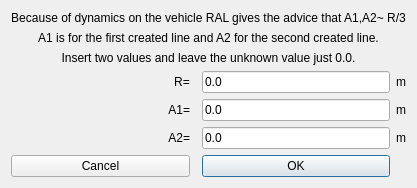
The window that src/OpenInfraPlatform/Forms/CreateLineClothoidClothoidLine.ui (bbrangeo/OpenInfraPlatform) describes before a commit, drawn with Qt 5.
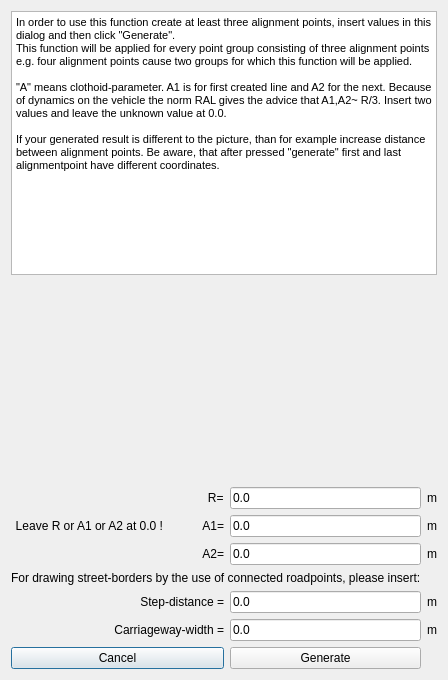
The same window after the commit.

The edit to the form file:
```diff
--- a/src/OpenInfraPlatform/Forms/CreateLineClothoidClothoidLine.ui
+++ b/src/OpenInfraPlatform/Forms/CreateLineClothoidClothoidLine.ui
@@ -6,104 +6,115 @@
    <rect>
     <x>0</x>
     <y>0</y>
-    <width>375</width>
-    <height>176</height>
+    <width>437</width>
+    <height>680</height>
    </rect>
   </property>
   <property name="windowTitle">
    <string>Create-Line-Clothoid-Clothoid-Line</string>
   </property>
   <layout class="QGridLayout" name="gridLayout">
-   <item row="5" column="3">
-    <widget class="QLabel" name="label_7">
+   <item row="14" column="0">
+    <widget class="QLabel" name="label_23">
      <property name="text">
+      <string>Carriageway-width =</string>
+     </property>
+     <property name="alignment">
+      <set>Qt::AlignRight|Qt::AlignTrailing|Qt::AlignVCenter</set>
+     </property>
+    </widget>
+   </item>
+   <item row="13" column="0">
+    <widget class="QLabel" name="label_22">
+     <property name="text">
+      <string>Step-distance =</string>
+     </property>
+     <property name="alignment">
+      <set>Qt::AlignRight|Qt::AlignTrailing|Qt::AlignVCenter</set>
+     </property>
+    </widget>
+   </item>
+   <item row="14" column="2">
+    <widget class="QLabel" name="label_18">
+     <property name="text">
       <string>m</string>
      </property>
     </widget>
    </item>
-   <item row="4" column="3">
-    <widget class="QLabel" name="label_6">
+   <item row="13" column="1">
+    <widget class="QLineEdit" name="lineEdit_d_2">
      <property name="text">
+      <string>0.0</string>
+     </property>
+    </widget>
+   </item>
+   <item row="13" column="2">
+    <widget class="QLabel" name="label_20">
+     <property name="text">
       <string>m</string>
      </property>
     </widget>
    </item>
-   <item row="3" column="3">
+   <item row="14" column="1">
+    <widget class="QLineEdit" name="lineEdit_c_2">
+     <property name="text">
+      <string>0.0</string>
+     </property>
+    </widget>
+   </item>
+   <item row="12" column="0" colspan="2">
+    <widget class="QLabel" name="label_17">
+     <property name="text">
+      <string>For drawing street-borders by the use of connected roadpoints, please insert:</string>
+     </property>
+    </widget>
+   </item>
+   <item row="9" column="2">
     <widget class="QLabel" name="label_5">
      <property name="text">
       <string>m</string>
      </property>
     </widget>
    </item>
-   <item row="3" column="2">
-    <widget class="QLineEdit" name="lineEdit_R">
-     <property name="text">
-      <string>0.0</string>
-     </property>
-    </widget>
-   </item>
-   <item row="3" column="0">
-    <widget class="QLabel" name="label_2">
-     <property name="text">
-      <string>                                                 R=</string>
-     </property>
-     <property name="alignment">
-      <set>Qt::AlignCenter</set>
-     </property>
-    </widget>
-   </item>
-   <item row="0" column="0" colspan="4">
-    <widget class="QLabel" name="label">
-     <property name="text">
-      <string>Because of dynamics on the vehicle RAL gives the advice that A1,A2~ R/3</string>
-     </property>
-     <property name="alignment">
-      <set>Qt::AlignCenter</set>
-     </property>
-    </widget>
-   </item>
-   <item row="5" column="2">
+   <item row="11" column="1">
     <widget class="QLineEdit" name="lineEdit_A2">
      <property name="text">
       <string>0.0</string>
      </property>
     </widget>
    </item>
-   <item row="4" column="2">
-    <widget class="QLineEdit" name="lineEdit_A1">
+   <item row="9" column="0">
+    <widget class="QLabel" name="label_2">
      <property name="text">
-      <string>0.0</string>
-     </property>
-    </widget>
-   </item>
-   <item row="4" column="0">
-    <widget class="QLabel" name="label_4">
-     <property name="text">
-      <string>A1=</string>
-     </property>
-     <property name="alignment">
-      <set>Qt::AlignRight|Qt::AlignTrailing|Qt::AlignVCenter</set>
-     </property>
-    </widget>
-   </item>
-   <item row="2" column="0" colspan="4">
-    <widget class="QLabel" name="label_8">
-     <property name="text">
-      <string>Insert two values and leave the unknown value just 0.0.</string>
+      <string>                                                           R=</string>
      </property>
      <property name="alignment">
       <set>Qt::AlignCenter</set>
      </property>
     </widget>
    </item>
-   <item row="6" column="2">
-    <widget class="QPushButton" name="pushButtonGenerate">
+   <item row="9" column="1">
+    <widget class="QLineEdit" name="lineEdit_R">
      <property name="text">
-      <string>OK</string>
+      <string>0.0</string>
      </property>
     </widget>
    </item>
-   <item row="5" column="0">
+   <item row="10" column="2">
+    <widget class="QLabel" name="label_6">
+     <property name="text">
+      <string>m</string>
+     </property>
+    </widget>
+   </item>
+   <item row="11" column="2">
+    <widget class="QLabel" name="label_7">
+     <property name="text">
+      <string>m</string>
+     </property>
+    </widget>
+   </item>
+   <item row="11" column="0">
     <widget class="QLabel" name="label_3">
      <property name="text">
       <string>A2=</string>
@@ -113,20 +124,66 @@
      </property>
     </widget>
    </item>
-   <item row="6" column="0">
+   <item row="15" column="0">
     <widget class="QPushButton" name="pushButtonCancel">
      <property name="text">
       <string>Cancel</string>
      </property>
     </widget>
    </item>
-   <item row="1" column="0" colspan="4">
-    <widget class="QLabel" name="label_9">
+   <item row="15" column="1">
+    <widget class="QPushButton" name="pushButtonGenerate">
      <property name="text">
-      <string>A1 is for the first created line and A2 for the second created line.</string>
+      <string>Generate</string>
+     </property>
+    </widget>
+   </item>
+   <item row="1" column="0" colspan="3">
+    <widget class="QLabel" name="labelPicture">
+     <property name="minimumSize">
+      <size>
+       <width>0</width>
+       <height>200</height>
+      </size>
+     </property>
+     <property name="text">
+      <string/>
+     </property>
+     <property name="scaledContents">
+      <bool>true</bool>
+     </property>
+    </widget>
+   </item>
+   <item row="10" column="0">
+    <widget class="QLabel" name="label_4">
+     <property name="text">
+      <string>Leave R or A1 or A2 at 0.0 !            A1=</string>
      </property>
      <property name="alignment">
-      <set>Qt::AlignCenter</set>
+      <set>Qt::AlignRight|Qt::AlignTrailing|Qt::AlignVCenter</set>
+     </property>
+    </widget>
+   </item>
+   <item row="0" column="0" colspan="3">
+    <widget class="QTextBrowser" name="textBrowser">
+     <property name="html">
+      <string>&lt;!DOCTYPE HTML PUBLIC &quot;-//W3C//DTD HTML 4.0//EN&quot; &quot;http://www.w3.org/TR/REC-html40/strict.dtd&quot;&gt;
+&lt;html&gt;&lt;head&gt;&lt;meta name=&quot;qrichtext&quot; content=&quot;1&quot; /&gt;&lt;style type=&quot;text/css&quot;&gt;
+p, li { white-space: pre-wrap; }
+&lt;/style&gt;&lt;/head&gt;&lt;body style=&quot; font-family:'MS Shell Dlg 2'; font-size:8.25pt; font-weight:400; font-style:normal;&quot;&gt;
+&lt;p style=&quot; margin-top:0px; margin-bottom:0px; margin-left:0px; margin-right:0px; -qt-block-indent:0; text-indent:0px;&quot;&gt;In order to use this function create at least three alignment points, insert values in this dialog and then click &amp;quot;Generate&amp;quot;.&lt;/p&gt;
+&lt;p style=&quot; margin-top:0px; margin-bottom:0px; margin-left:0px; margin-right:0px; -qt-block-indent:0; text-indent:0px;&quot;&gt;This function will be applied for every point group consisting of three alignment points e.g. four alignment points cause two groups for which this function will be applied.&lt;/p&gt;
+&lt;p style=&quot;-qt-paragraph-type:empty; margin-top:0px; margin-bottom:0px; margin-left:0px; margin-right:0px; -qt-block-indent:0; text-indent:0px;&quot;&gt;&lt;br /&gt;&lt;/p&gt;
+&lt;p style=&quot; margin-top:0px; margin-bottom:0px; margin-left:0px; margin-right:0px; -qt-block-indent:0; text-indent:0px;&quot;&gt;&amp;quot;A&amp;quot; means clothoid-parameter. A1 is for first created line and A2 for the next. Because of dynamics on the vehicle the norm RAL gives the advice that A1,A2~ R/3. Insert two values and leave the unknown value at 0.0.&lt;/p&gt;
+&lt;p style=&quot;-qt-paragraph-type:empty; margin-top:0px; margin-bottom:0px; margin-left:0px; margin-right:0px; -qt-block-indent:0; text-indent:0px;&quot;&gt;&lt;br /&gt;&lt;/p&gt;
+&lt;p style=&quot; margin-top:0px; margin-bottom:0px; margin-left:0px; margin-right:0px; -qt-block-indent:0; text-indent:0px;&quot;&gt;If your generated result is different to the picture, than for example increase distance between alignment points. Be aware, that after pressed &amp;quot;generate&amp;quot; first and last alignmentpoint have different coordinates.&lt;/p&gt;&lt;/body&gt;&lt;/html&gt;</string>
+     </property>
+    </widget>
+   </item>
+   <item row="10" column="1">
+    <widget class="QLineEdit" name="lineEdit_A1">
+     <property name="text">
+      <string>0.0</string>
      </property>
     </widget>
    </item>
```
